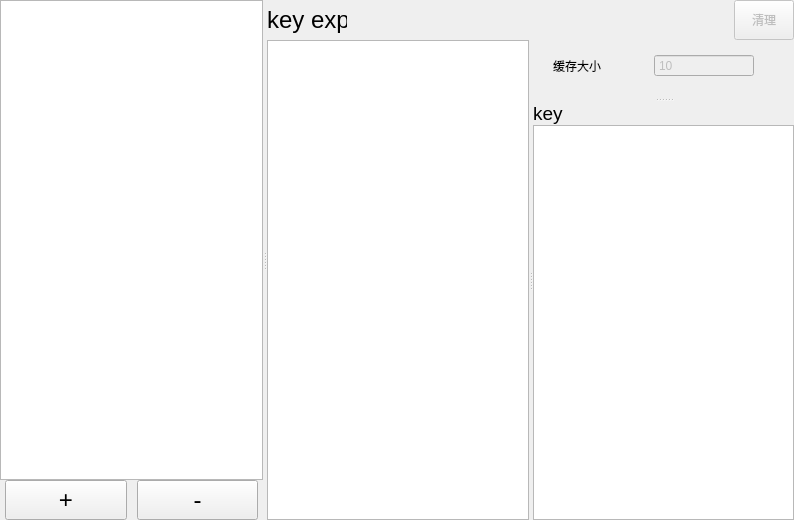
Before: the Qt Designer form src/page_sub/page_sub.ui in sanri/zenoh-hammer, drawn with Qt 5.
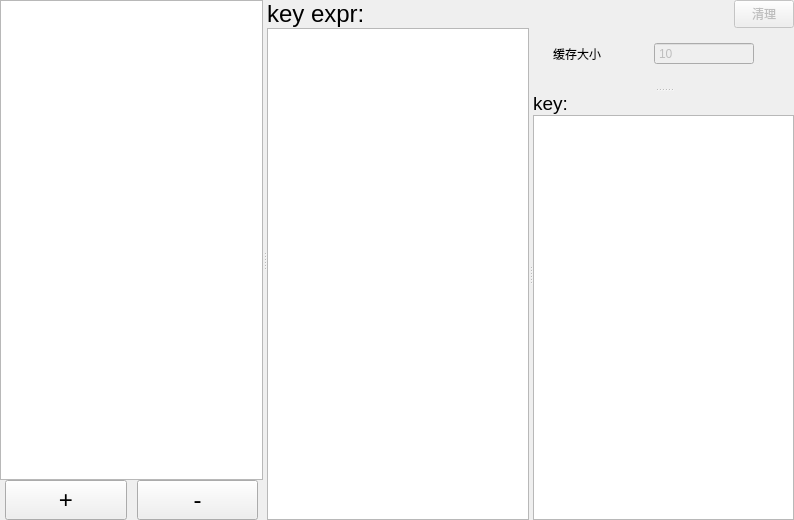
After: the same form once the commit is applied.

```diff
--- a/src/page_sub/page_sub.ui
+++ b/src/page_sub/page_sub.ui
@@ -106,7 +106,7 @@
       </layout>
      </widget>
      <widget class="QWidget" name="layoutWidget">
-      <layout class="QVBoxLayout" name="verticalLayout_3">
+      <layout class="QVBoxLayout" name="verticalLayout_3" stretch="0,1">
        <property name="spacing">
         <number>0</number>
        </property>
@@ -114,7 +114,7 @@
         <enum>QLayout::SetMinimumSize</enum>
        </property>
        <item>
-        <layout class="QHBoxLayout" name="horizontalLayout_2">
+        <layout class="QHBoxLayout" name="horizontalLayout_2" stretch="0,1,0">
          <property name="spacing">
           <number>10</number>
          </property>
@@ -123,10 +123,16 @@
          </property>
          <item>
           <widget class="QLabel" name="label">
+           <property name="sizePolicy">
+            <sizepolicy hsizetype="Minimum" vsizetype="Minimum">
+             <horstretch>0</horstretch>
+             <verstretch>0</verstretch>
+            </sizepolicy>
+           </property>
            <property name="maximumSize">
             <size>
-             <width>80</width>
-             <height>16777215</height>
+             <width>16777215</width>
+             <height>40</height>
             </size>
            </property>
            <property name="font">
@@ -241,7 +247,7 @@
              <number>0</number>
             </property>
             <item>
-             <layout class="QHBoxLayout" name="horizontalLayout_4">
+             <layout class="QHBoxLayout" name="horizontalLayout_4" stretch="0,1">
               <property name="spacing">
                <number>10</number>
               </property>
@@ -252,7 +258,7 @@
                <widget class="QLabel" name="label_2">
                 <property name="maximumSize">
                  <size>
-                  <width>30</width>
+                  <width>16777215</width>
                   <height>16777215</height>
                  </size>
                 </property>
```
